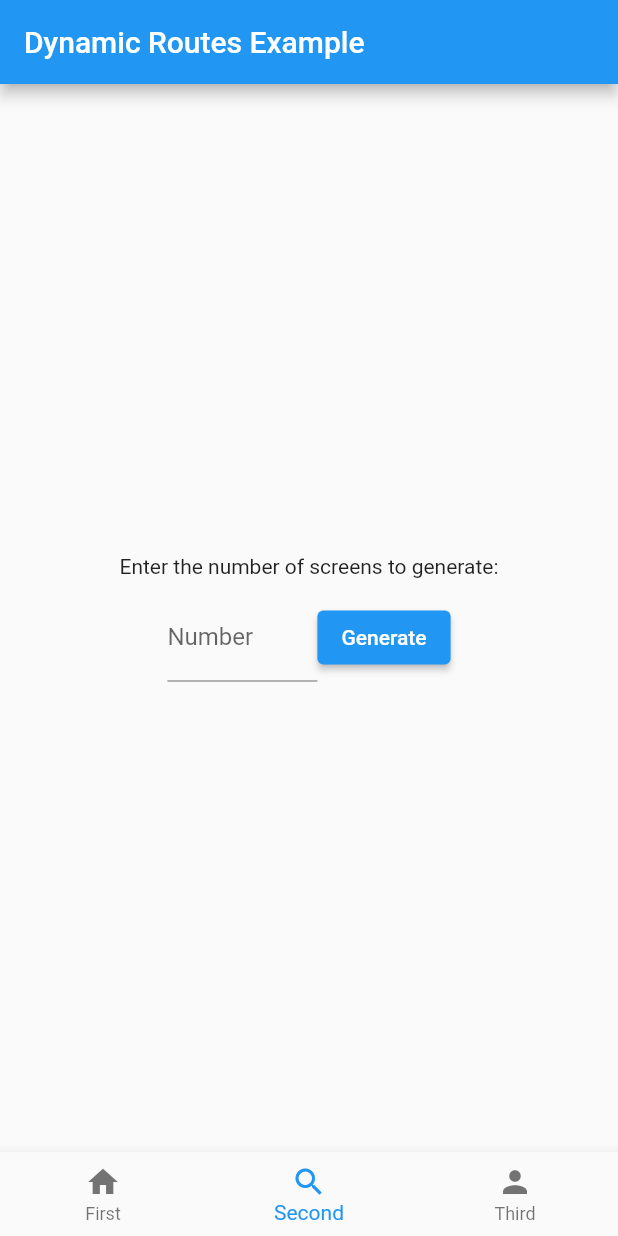
After one commit to Akechi001/flutter_navi2, a Flutter app: the screen it shows after launch, item 2 of the bottom bar chosen, after a tap on "Generate", on a phone screen of 412 x 824 dp. The commit adds this screen. Run offline on Flutter 3.47's test engine with Material 2 defaults, Android fonts, the phone set to English and light mode, and no system bars.

Commit message:
Part 3 Dynamic Routing

```diff
--- /dev/null
+++ b/lib/Calculator.dart
@@ -0,0 +1,74 @@
+import 'package:flutter/material.dart';
+
+import 'DynamicScreen.dart';
+
+class InputScreen extends StatelessWidget {
+  @override
+  Widget build(BuildContext context) {
+    return Scaffold(
+      appBar: AppBar(
+        title: Text('Dynamic Routes Example'),
+      ),
+      body: Center(
+        child: Column(
+          mainAxisAlignment: MainAxisAlignment.center,
+          children: <Widget>[
+            Text('Enter the number of screens to generate:'),
+            SizedBox(height: 10),
+            NumberInputField(),
+          ],
+        ),
+      ),
+    );
+  }
+}
+
+class NumberInputField extends StatefulWidget {
+  @override
+  _NumberInputFieldState createState() => _NumberInputFieldState();
+}
+
+class _NumberInputFieldState extends State<NumberInputField> {
+  final TextEditingController _controller = TextEditingController();
+  int numberOfScreens = 0;
+
+  @override
+  Widget build(BuildContext context) {
+    return Row(
+      mainAxisAlignment: MainAxisAlignment.center,
+      children: [
+        Container(
+          width: 100,
+          child: TextField(
+            controller: _controller,
+            keyboardType: TextInputType.number,
+            decoration: InputDecoration(labelText: 'Number'),
+          ),
+        ),
+        ElevatedButton(
+          onPressed: () {
+            final value = int.tryParse(_controller.text);
+            if (value != null && value > 0) {
+              numberOfScreens = value;
+              Navigator.push(
+                context,
+                MaterialPageRoute(
+                  builder: (context) => DynamicScreens(numberOfScreens),
+                ),
+              );
+            } else {
+              // Handle invalid input
+            }
+          },
+          child: Text('Generate'),
+        ),
+      ],
+    );
+  }
+
+  @override
+  void dispose() {
+    _controller.dispose();
+    super.dispose();
+  }
+}
--- a/lib/FirstScreen.dart
+++ b/lib/FirstScreen.dart
@@ -14,6 +14,7 @@ class FirstScreen extends StatelessWidget {
           mainAxisAlignment: MainAxisAlignment.center,
           children: <Widget>[
             Text(args.toString()),
+            SizedBox(height: 16), // Add some spacing between the buttons
             ElevatedButton(
               onPressed: () {
                 Navigator.push(context, MaterialPageRoute(builder: (context) => SecondScreen()));
--- a/lib/SecondScreen.dart
+++ b/lib/SecondScreen.dart
@@ -1,4 +1,5 @@
 import 'package:flutter/material.dart';
+import 'package:flutter_navi2/ThirdScreen.dart';
 
 import 'FirstScreen.dart';
 
@@ -13,9 +14,17 @@ class SecondScreen extends StatelessWidget {
           mainAxisAlignment: MainAxisAlignment.center,
           children: <Widget>[
             Text(args.toString()),
+            SizedBox(height: 16), // Add some spacing between the buttons
             ElevatedButton(
                 onPressed: (){
-                  Navigator.push(context, MaterialPageRoute(builder: (context) => FirstScreen()));
+                  Navigator.push(context, MaterialPageRoute(builder: (context) => ThirdScreen()));
+                  Navigator.pushNamed(context, '/Third', arguments: 'This is from Second Screen to Third Screen');
+                },
+                child: Text('Go To Third Screen')),
+            SizedBox(height: 16),
+            ElevatedButton(
+                onPressed: (){
+                  Navigator.pop(context);
                   Navigator.pushNamed(context, '/First', arguments: 'Hi from SecondScreen to FirstScreen');
             },
                 child: Text('Go back to First Screen'))
--- a/lib/ThirdScreen.dart
+++ b/lib/ThirdScreen.dart
@@ -15,19 +15,15 @@ class ThirdScreen extends StatelessWidget {
           mainAxisAlignment: MainAxisAlignment.center,
           children: <Widget>[
             Text(args.toString()),
-            ElevatedButton(
-              onPressed: () {
-                Navigator.push(context, MaterialPageRoute(builder: (context) => SecondScreen()));
-              },
-              child: Text('Button 1'),
-            ),
             SizedBox(height: 16), // Add some spacing between the buttons
             ElevatedButton(
               onPressed: () {
-                // Handle the onPressed action for the second button
+                Navigator.pop(context);
+                Navigator.pushNamed(context, '/Second', arguments: 'This is from Third to Second');
               },
-              child: Text('Button 2'),
+              child: Text('Go back to previous page'),
             ),
+            SizedBox(height: 16), // Add some spacing between the buttons
           ],
         ),
       ),
--- a/lib/main.dart
+++ b/lib/main.dart
@@ -1,9 +1,28 @@
 import 'package:flutter/material.dart';
+import 'package:flutter_navi2/Calculator.dart';
+import 'package:provider/provider.dart';
 import 'FirstScreen.dart';
 import 'SecondScreen.dart';
 import 'ThirdScreen.dart';
 
-void main() => runApp(MyApp());
+void main() {
+  runApp(
+    ChangeNotifierProvider(
+      create: (context) => DataProvider(),
+      child: MyApp(),
+    ),
+  );
+}
+
+class DataProvider with ChangeNotifier {
+  String message = ''; // The data you want to pass between screens
+
+  void setMessage(String newMessage) {
+    message = newMessage;
+    notifyListeners(); // Notify listeners when the data changes
+  }
+}
+
 
 class MyApp extends StatelessWidget {
   @override
@@ -18,7 +37,56 @@ class MyApp extends StatelessWidget {
       theme: ThemeData(
         primarySwatch: Colors.blue,
       ),
-      home: FirstScreen(), // Set the first screen as the home.
+      home: HomeScreen(), // Set the first screen as the home.
     );
   }
 }
+
+class HomeScreen extends StatefulWidget {
+  @override
+  _HomeScreenState createState() => _HomeScreenState();
+}
+
+class _HomeScreenState extends State<HomeScreen> {
+  int _selectedIndex = 0;
+
+  final List<Widget> _screens = <Widget>[
+    FirstScreen(),
+    InputScreen(),
+    ThirdScreen(),
+  ];
+
+  void _onItemTapped(int index) {
+    setState(() {
+      _selectedIndex = index;
+    });
+  }
+
+  @override
+  Widget build(BuildContext context) {
+    return Scaffold(
+      body: IndexedStack(
+        index: _selectedIndex,
+        children: _screens,
+      ),
+      bottomNavigationBar: BottomNavigationBar(
+        items: const <BottomNavigationBarItem>[
+          BottomNavigationBarItem(
+            icon: Icon(Icons.home),
+            label: 'First',
+          ),
+          BottomNavigationBarItem(
+            icon: Icon(Icons.search),
+            label: 'Second',
+          ),
+          BottomNavigationBarItem(
+            icon: Icon(Icons.person),
+            label: 'Third',
+          ),
+        ],
+        currentIndex: _selectedIndex,
+        onTap: _onItemTapped,
+      ),
+    );
+  }
+}
--- a/pubspec.yaml
+++ b/pubspec.yaml
@@ -30,7 +30,7 @@ environment:
 dependencies:
   flutter:
     sdk: flutter
-
+  provider: ^6.0.2
 
   # The following adds the Cupertino Icons font to your application.
   # Use with the CupertinoIcons class for iOS style icons.
```
Also changed, not shown: lib/DynamicScreen.dart (added, +38 -0 lines), pubspec.lock.
